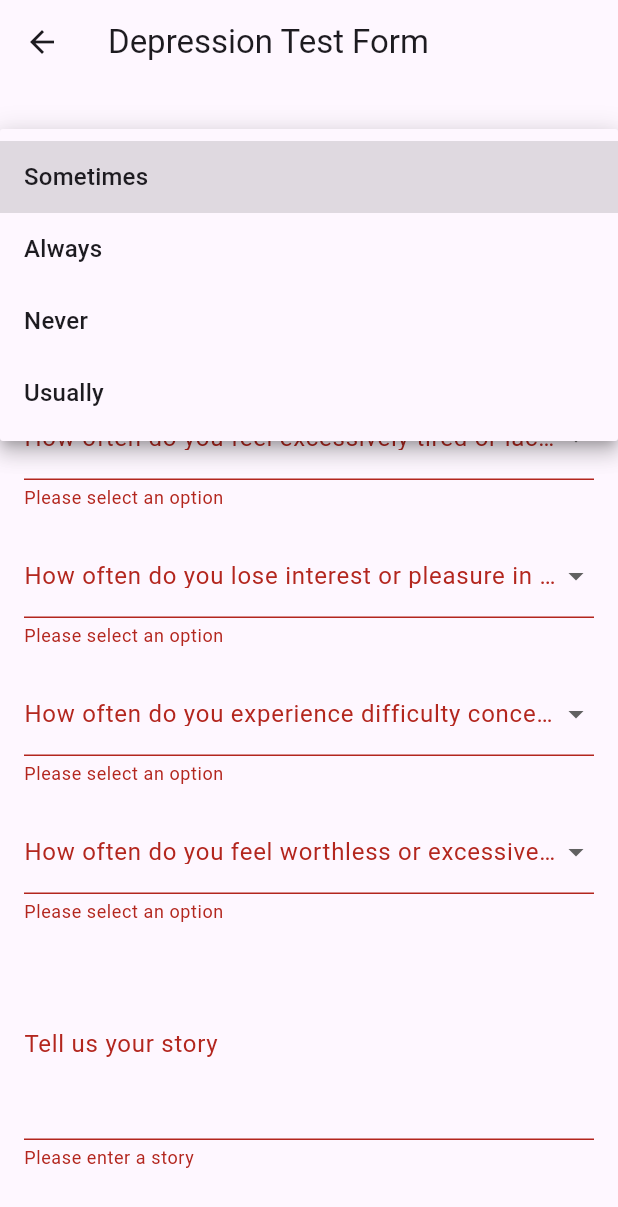
After one commit to kareemezzat25/mentalhealth, a Flutter app: the DepressionTest screen opened directly, after a tap on "Submit", after a tap on "How often do you feel hopeless or helple", on a phone screen of 412 x 824 dp. The commit adds this screen. Shown: the top 1207 px of the screen. Run offline on Flutter 3.47's test engine with Material 3 defaults, Android fonts, the phone set to English and light mode, and no system bars; our stand-ins replace animated_splash_screen, auto_size_text, google_sign_in, image_picker, shared_preferences; accounts and stored records are empty.

Commit message:
Depression Test Done

```diff
--- a/lib/DoctorViews/CreateSchedulePage.dart
+++ b/lib/DoctorViews/CreateSchedulePage.dart
@@ -18,12 +18,19 @@ class _CreateSchedulePageState extends State<CreateSchedulePage> {
     DaySchedule(dayOfWeek: '', startTime: '', endTime: '', sessionDuration: ''),
   ];
   final _dayOfWeekOptions = [
-    'Sunday', 'Monday', 'Tuesday', 'Wednesday', 'Thursday', 'Friday', 'Saturday'
+    'Sunday',
+    'Monday',
+    'Tuesday',
+    'Wednesday',
+    'Thursday',
+    'Friday',
+    'Saturday'
   ];
 
   void _addDay() {
     setState(() {
-      _weekDays.add(DaySchedule(dayOfWeek: '', startTime: '', endTime: '', sessionDuration: ''));
+      _weekDays.add(DaySchedule(
+          dayOfWeek: '', startTime: '', endTime: '', sessionDuration: ''));
     });
   }
 
@@ -33,7 +40,8 @@ class _CreateSchedulePageState extends State<CreateSchedulePage> {
     });
   }
 
-  Future<void> _selectTime(BuildContext context, int index, bool isStartTime) async {
+  Future<void> _selectTime(
+      BuildContext context, int index, bool isStartTime) async {
     final TimeOfDay? picked = await showTimePicker(
       context: context,
       initialTime: TimeOfDay.now(),
@@ -60,32 +68,42 @@ class _CreateSchedulePageState extends State<CreateSchedulePage> {
         _submitSingleDay(widget.doctorId, _weekDays[0]);
       } else {
         // Submit multiple days
-        ApiService().createDoctorSchedule(widget.doctorId, _weekDays).then((response) {
+        ApiService()
+            .createDoctorSchedule(widget.doctorId, _weekDays)
+            .then((response) {
           if (response) {
-            ScaffoldMessenger.of(context).showSnackBar(SnackBar(content: Text('Schedule created successfully')));
-            Navigator.pop(context);
+            ScaffoldMessenger.of(context).showSnackBar(
+                SnackBar(content: Text('Schedule created successfully')));
+            Navigator.pop(context, _weekDays);
           } else {
-            ScaffoldMessenger.of(context).showSnackBar(SnackBar(content: Text('Failed to create schedule')));
+            ScaffoldMessenger.of(context).showSnackBar(
+                SnackBar(content: Text('Failed to create schedule')));
           }
         }).catchError((e) {
-          ScaffoldMessenger.of(context).showSnackBar(SnackBar(content: Text('Error: ${e.toString()}')));
+          ScaffoldMessenger.of(context)
+              .showSnackBar(SnackBar(content: Text('Error: ${e.toString()}')));
         });
       }
     }
   }
 
   void _submitSingleDay(String doctorId, DaySchedule daySchedule) {
-  ApiService().createDoctorScheduleForSingleDay(doctorId, daySchedule).then((response) {
+    ApiService()
+        .createDoctorScheduleForSingleDay(doctorId, daySchedule)
+        .then((response) {
       if (response == 'Schedule created successfully') {
-      ScaffoldMessenger.of(context).showSnackBar(SnackBar(content: Text(response)));
-      Navigator.pop(context);
+        ScaffoldMessenger.of(context)
+            .showSnackBar(SnackBar(content: Text(response)));
+        Navigator.pop(context, [daySchedule]);
       } else if (response == 'This day already exists.') {
         _showErrorDialog('This day already exists');
       } else {
-      ScaffoldMessenger.of(context).showSnackBar(SnackBar(content: Text(response)));
+        ScaffoldMessenger.of(context)
+            .showSnackBar(SnackBar(content: Text(response)));
       }
     }).catchError((e) {
-    ScaffoldMessenger.of(context).showSnackBar(SnackBar(content: Text('Error: ${e.toString()}')));
+      ScaffoldMessenger.of(context)
+          .showSnackBar(SnackBar(content: Text('Error: ${e.toString()}')));
     });
   }
 
@@ -132,7 +150,6 @@ void _showErrorDialog(String message) {
     );
   }
 
-
   @override
   Widget build(BuildContext context) {
     return Scaffold(
@@ -156,40 +173,60 @@ void _showErrorDialog(String message) {
                       crossAxisAlignment: CrossAxisAlignment.start,
                       children: [
                         DropdownButtonFormField<String>(
-                          value: _weekDays[index].dayOfWeek.isEmpty ? null : _weekDays[index].dayOfWeek,
+                          value: _weekDays[index].dayOfWeek.isEmpty
+                              ? null
+                              : _weekDays[index].dayOfWeek,
                           decoration: InputDecoration(labelText: 'Day of Week'),
                           items: _dayOfWeekOptions.map((String day) {
-                            return DropdownMenuItem<String>(value: day, child: Text(day));
+                            return DropdownMenuItem<String>(
+                                value: day, child: Text(day));
                           }).toList(),
                           onChanged: (value) {
                             setState(() {
                               _weekDays[index].dayOfWeek = value!;
                             });
                           },
-                          validator: (value) => value == null ? 'Please select a day' : null,
+                          validator: (value) =>
+                              value == null ? 'Please select a day' : null,
                         ),
                         SizedBox(height: 10),
                         TextFormField(
                           readOnly: true,
-                          decoration: InputDecoration(labelText: 'Start Time', suffixIcon: Icon(Icons.access_time)),
+                          decoration: InputDecoration(
+                              labelText: 'Start Time',
+                              suffixIcon: Icon(Icons.access_time)),
                           onTap: () => _selectTime(context, index, true),
-                          validator: (value) => _weekDays[index].startTime.isEmpty ? 'Please select start time' : null,
-                          controller: TextEditingController(text: _weekDays[index].startTime),
+                          validator: (value) =>
+                              _weekDays[index].startTime.isEmpty
+                                  ? 'Please select start time'
+                                  : null,
+                          controller: TextEditingController(
+                              text: _weekDays[index].startTime),
                         ),
                         SizedBox(height: 10),
                         TextFormField(
                           readOnly: true,
-                          decoration: InputDecoration(labelText: 'End Time', suffixIcon: Icon(Icons.access_time)),
+                          decoration: InputDecoration(
+                              labelText: 'End Time',
+                              suffixIcon: Icon(Icons.access_time)),
                           onTap: () => _selectTime(context, index, false),
-                          validator: (value) => _weekDays[index].endTime.isEmpty ? 'Please select end time' : null,
-                          controller: TextEditingController(text: _weekDays[index].endTime),
+                          validator: (value) => _weekDays[index].endTime.isEmpty
+                              ? 'Please select end time'
+                              : null,
+                          controller: TextEditingController(
+                              text: _weekDays[index].endTime),
                         ),
                         SizedBox(height: 10),
                         TextFormField(
-                          decoration: InputDecoration(labelText: 'Session Duration (HH:MM:SS)'),
-                          validator: (value) => value == null || value.isEmpty ? 'Please enter session duration' : null,
-                          onSaved: (value) => _weekDays[index].sessionDuration = value!,
-                          controller: TextEditingController(text: _weekDays[index].sessionDuration),
+                          decoration: InputDecoration(
+                              labelText: 'Session Duration (HH:MM:SS)'),
+                          validator: (value) => value == null || value.isEmpty
+                              ? 'Please enter session duration'
+                              : null,
+                          onSaved: (value) =>
+                              _weekDays[index].sessionDuration = value!,
+                          controller: TextEditingController(
+                              text: _weekDays[index].sessionDuration),
                         ),
                         SizedBox(height: 10),
                         Align(
@@ -197,7 +234,8 @@ void _showErrorDialog(String message) {
                           child: ElevatedButton(
                             onPressed: () => _removeDay(index),
                             child: Text('Remove'),
-                            style: ElevatedButton.styleFrom(primary: Colors.red),
+                            style:
+                                ElevatedButton.styleFrom(primary: Colors.red),
                           ),
                         ),
                         SizedBox(height: 20),
@@ -210,9 +248,11 @@ void _showErrorDialog(String message) {
                 mainAxisAlignment: MainAxisAlignment.center,
                 children: [
                   ElevatedButton(
-                    style: ElevatedButton.styleFrom(backgroundColor: Colors.blue),
+                    style:
+                        ElevatedButton.styleFrom(backgroundColor: Colors.blue),
                     onPressed: _addDay,
-                    child: Text('Add Day', style: TextStyle(color: Colors.white)),
+                    child:
+                        Text('Add Day', style: TextStyle(color: Colors.white)),
                   ),
                   SizedBox(width: 20),
                   ElevatedButton(
--- /dev/null
+++ b/lib/services/DepTestApi.dart
@@ -0,0 +1,55 @@
+// api_service.dart
+
+import 'package:http/http.dart' as http;
+import 'dart:convert';
+
+class DepTestApi {
+  static Future<bool> submitDepressionTest({
+    required String? story,
+    required Map<String, String?> answers,
+  }) async {
+    int sometimes = 0;
+    int always = 0;
+    int never = 0;
+    int usually = 0;
+
+    answers.forEach((key, value) {
+      switch (value) {
+        case 'Sometimes':
+          sometimes++;
+          break;
+        case 'Always':
+          always++;
+          break;
+        case 'Never':
+          never++;
+          break;
+        case 'Usually':
+          usually++;
+          break;
+      }
+    });
+
+    final response = await http.post(
+      Uri.parse(
+          'https://nexus-api-h3ik.onrender.com/api/users/test-depression'),
+      headers: {
+        'Content-Type': 'application/json',
+      },
+      body: jsonEncode({
+        'text': story,
+        'sometimes': sometimes,
+        'always': always,
+        'never': never,
+        'usually': usually,
+      }),
+    );
+
+    if (response.statusCode == 200) {
+      // Directly parse the response as a boolean
+      return jsonDecode(response.body) as bool;
+    } else {
+      throw Exception('Failed to submit test');
+    }
+  }
+}
--- /dev/null
+++ b/lib/views/DepressionTest.dart
@@ -0,0 +1,155 @@
+// DepressionTest.dart
+
+import 'package:flutter/material.dart';
+import 'package:mentalhealthh/services/DepTestApi.dart';
+
+class DepressionTest extends StatefulWidget {
+  @override
+  _DepressionTestFormState createState() => _DepressionTestFormState();
+}
+
+class _DepressionTestFormState extends State<DepressionTest> {
+  final _formKey = GlobalKey<FormState>();
+  String? _story;
+  String? _hopeless;
+  String? _sleepProblems;
+  String? _tired;
+  String? _lossInterest;
+  String? _concentration;
+  String? _worthless;
+
+  final List<String> options = ['Sometimes', 'Always', 'Never', 'Usually'];
+
+  void _submitForm() async {
+    if (_formKey.currentState!.validate()) {
+      _formKey.currentState!.save();
+
+      Map<String, String?> answers = {
+        'hopeless': _hopeless,
+        'sleepProblems': _sleepProblems,
+        'tired': _tired,
+        'lossInterest': _lossInterest,
+        'concentration': _concentration,
+        'worthless': _worthless,
+      };
+
+      try {
+        final response = await DepTestApi.submitDepressionTest(
+          story: _story,
+          answers: answers,
+        );
+
+        String resultMessage;
+        if (response) {
+          resultMessage =
+              'You are depressed. Please seek help from a mental health professional.';
+        } else {
+          resultMessage =
+              'You are normal. Keep maintaining your mental health!';
+        }
+
+        showDialog(
+          context: context,
+          builder: (BuildContext context) {
+            return AlertDialog(
+              title: Text('Test Result'),
+              content: Text(resultMessage),
+              actions: [
+                TextButton(
+                  child: Text('OK'),
+                  onPressed: () {
+                    Navigator.of(context).pop();
+                  },
+                ),
+              ],
+            );
+          },
+        );
+      } catch (e) {
+        ScaffoldMessenger.of(context).showSnackBar(SnackBar(
+          content: Text('Failed to submit test: $e'),
+        ));
+      }
+    }
+  }
+
+  @override
+  Widget build(BuildContext context) {
+    return Scaffold(
+      appBar: AppBar(
+        title: Text('Depression Test Form'),
+      ),
+      body: Padding(
+        padding: const EdgeInsets.all(16.0),
+        child: Form(
+          key: _formKey,
+          child: SingleChildScrollView(
+            child: Column(
+              children: <Widget>[
+                _buildDropdown('How often do you feel hopeless or helpless?',
+                    (value) => _hopeless = value),
+                _buildDropdown(
+                    'How often do you have trouble sleeping or experience changes in your sleep patterns (e.g., insomnia or oversleeping)?',
+                    (value) => _sleepProblems = value),
+                _buildDropdown(
+                    'How often do you feel excessively tired or lack energy?',
+                    (value) => _tired = value),
+                _buildDropdown(
+                    'How often do you lose interest or pleasure in activities you used to enjoy?',
+                    (value) => _lossInterest = value),
+                _buildDropdown(
+                    'How often do you experience difficulty concentrating or making decisions?',
+                    (value) => _concentration = value),
+                _buildDropdown(
+                    'How often do you feel worthless or excessively guilty?',
+                    (value) => _worthless = value),
+                _buildTextField(
+                    'Tell us your story', (value) => _story = value),
+                SizedBox(height: 20),
+                ElevatedButton(
+                  onPressed: _submitForm,
+                  child: Text('Submit'),
+                ),
+              ],
+            ),
+          ),
+        ),
+      ),
+    );
+  }
+
+  Widget _buildDropdown(String labelText, Function(String?) onSaved) {
+    return Padding(
+      padding: const EdgeInsets.symmetric(vertical: 8.0),
+      child: DropdownButtonFormField<String>(
+        decoration: InputDecoration(
+          labelText: labelText,
+        ),
+        items: options.map((String option) {
+          return DropdownMenuItem<String>(
+            value: option,
+            child: Text(option),
+          );
+        }).toList(),
+        onChanged: (value) {},
+        validator: (value) => value == null ? 'Please select an option' : null,
+        onSaved: onSaved,
+      ),
+    );
+  }
+
+  Widget _buildTextField(String labelText, Function(String?) onSaved) {
+    return Padding(
+      padding: const EdgeInsets.symmetric(vertical: 8.0),
+      child: TextFormField(
+        maxLines: 4,
+        decoration: InputDecoration(
+          labelText: labelText,
+        ),
+        validator: (value) =>
+            value == null || value.isEmpty ? 'Please enter a story' : null,
+        onSaved: onSaved,
+      ),
+    );
+  }
+}
--- a/lib/widgets/CommonDrawer.dart
+++ b/lib/widgets/CommonDrawer.dart
@@ -1,12 +1,12 @@
 // CommonDrawer.dart
 
 import 'package:flutter/material.dart';
-import 'package:flutter/services.dart';
 import 'package:mentalhealthh/authentication/auth.dart';
 import 'package:mentalhealthh/views/ForumsPage.dart';
 import 'package:mentalhealthh/views/Posts.dart';
 import 'package:mentalhealthh/views/login.dart';
 import 'package:mentalhealthh/views/UserProfile.dart'; // Import UserProfile.dart
+import 'package:mentalhealthh/views/DepressionTest.dart'; // Import DepressionTest.dart
 
 class CommonDrawer extends StatefulWidget {
   final String userId; // Add userId parameter
@@ -19,7 +19,7 @@ class CommonDrawer extends StatefulWidget {
 class _CommonDrawerState extends State<CommonDrawer> {
   String userName = '';
   String userEmail = '';
-  String photoUrl= '';
+  String photoUrl = '';
 
   @override
   void initState() {
@@ -66,12 +66,17 @@ class _CommonDrawerState extends State<CommonDrawer> {
                       borderRadius: BorderRadius.circular(40),
                       border: Border.all(
                           color: Colors.grey, style: BorderStyle.solid),
-                      image: photoUrl.isNotEmpty // Check if photoUrl is not empty
+                      image: photoUrl
+                              .isNotEmpty // Check if photoUrl is not empty
                           ? DecorationImage(
-                    image: NetworkImage(photoUrl), // Use NetworkImage with photoUrl
-                    fit: BoxFit.cover, ): null, // If photoUrl is empty, don't display any image
+                              image: NetworkImage(
+                                  photoUrl), // Use NetworkImage with photoUrl
+                              fit: BoxFit.cover,
+                            )
+                          : null, // If photoUrl is empty, don't display any image
                     ),
-          child: photoUrl.isEmpty // If photoUrl is empty, display a default icon
+                    child: photoUrl
+                            .isEmpty // If photoUrl is empty, display a default icon
                         ? Icon(Icons.account_circle_outlined, size: 40)
                         : null,
                   ),
@@ -108,13 +113,23 @@ class _CommonDrawerState extends State<CommonDrawer> {
               ),
             ),
           ),
-          const ListTile(
+          ListTile(
             leading: Icon(Icons.home_outlined),
             title: Text("Home"),
           ),
-          const ListTile(
+          ListTile(
             leading: Icon(Icons.assignment_outlined),
             title: Text("Depression Test"),
+            onTap: () {
+              // Close the drawer
+              Navigator.pop(context);
+
+              // Navigate to the Depression Test screen
+              Navigator.push(
+                context,
+                MaterialPageRoute(builder: (context) => DepressionTest()),
+              );
+            },
           ),
           ListTile(
             leading: const Icon(Icons.bookmark_outline_outlined),
@@ -142,7 +157,8 @@ class _CommonDrawerState extends State<CommonDrawer> {
               Navigator.push(
                 context,
                 MaterialPageRoute(
-                    builder: (context) => UserDoctorProfile(userId: widget.userId,roles: ['User'])),
+                    builder: (context) => UserDoctorProfile(
+                        userId: widget.userId, roles: ['User'])),
               );
             },
           ),
@@ -157,22 +173,23 @@ class _CommonDrawerState extends State<CommonDrawer> {
               Navigator.push(
                 context,
                 MaterialPageRoute(
-                    builder: (context) => UserDoctorProfile(userId: widget.userId,roles: ['Doctor'])),
+                    builder: (context) => UserDoctorProfile(
+                        userId: widget.userId, roles: ['Doctor'])),
               );
             },
           ),
-
           ListTile(
             leading: Icon(Icons.article_outlined),
             title: Text('My Forums'),
             onTap: () {
               Navigator.pushReplacement(
                 context,
-            MaterialPageRoute(builder: (context) => Posts(userId: widget.userId, showUserPosts: true)),
+                MaterialPageRoute(
+                    builder: (context) =>
+                        Posts(userId: widget.userId, showUserPosts: true)),
               );
             },
           ),
-
           const ListTile(
             leading: Icon(Icons.dark_mode_outlined),
             title: Text("Night mode"),
```
Also changed, not shown: lib/DoctorViews/SchedulePage.dart (+10 -5 lines). Lines whose indentation alone changed are shown as unchanged.
